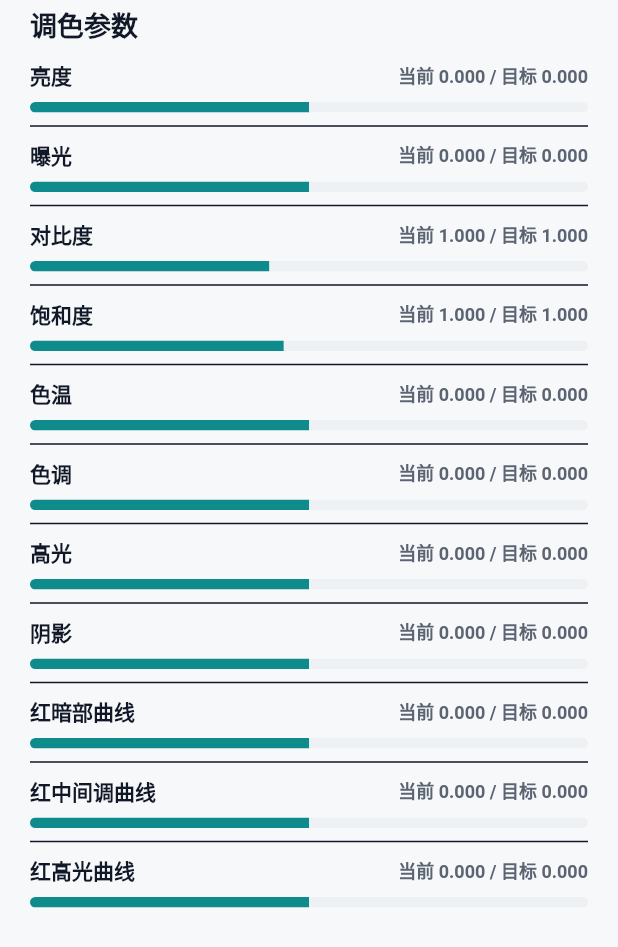
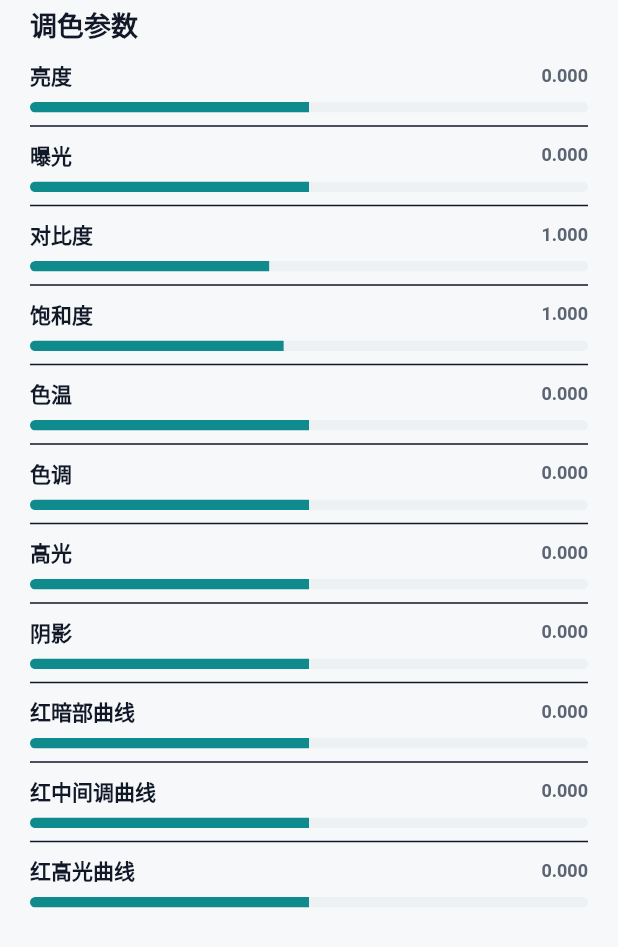
Before and after one commit to BilyHurington/MiriaGo, a Flutter app: the _ParameterSheet widget shown alone on an empty page, opened directly with empty values, on a phone screen of 412 x 824 dp. Shown: the top 947 px of the screen. Run offline on Flutter 3.47's test engine with Material 3 defaults, Android fonts, the light colour scheme and no system bars; our stand-ins replace drift, flutter_map, geolocator, image_picker, latlong2, permission_handler and 1 more; missing offline and left inert: camerawesome; accounts and stored records are empty; generated files the repository leaves out were written again; statements that could not run were skipped.

Commit message:
fix: show effective grading params in exports

```diff
--- a/lib/color_grading/color_grading_screen.dart
+++ b/lib/color_grading/color_grading_screen.dart
@@ -316,10 +316,7 @@ class _ColorGradingScreenState extends State<ColorGradingScreen> {
             onChanged: (value) => setState(() => _intensity = value),
           ),
           const SizedBox(height: 12),
-          _ParameterSummary(
-            targetParams: _targetParams!,
-            activeParams: _activeParams,
-          ),
+          _ParameterSummary(activeParams: _activeParams),
         ],
         const SizedBox(height: 12),
         _SavePanel(saving: _saving, onSave: _save),
@@ -685,12 +682,8 @@ class _IntensityControl extends StatelessWidget {
 }
 
 class _ParameterSummary extends StatelessWidget {
-  const _ParameterSummary({
-    required this.targetParams,
-    required this.activeParams,
-  });
+  const _ParameterSummary({required this.activeParams});
 
-  final ColorGradingParams targetParams;
   final ColorGradingParams activeParams;
 
   @override
@@ -726,7 +719,7 @@ class _ParameterSummary extends StatelessWidget {
           ),
           const SizedBox(height: 4),
           const Text(
-            '显示自动匹配生成的目标参数和当前强度下实际使用的参数。',
+            '显示当前调色强度下实际生效的参数。',
             style: TextStyle(
               color: AppColors.textSecondary,
               fontSize: 13,
@@ -744,139 +737,36 @@ class _ParameterSummary extends StatelessWidget {
       showDragHandle: true,
       isScrollControlled: true,
       backgroundColor: AppColors.surface,
-      builder: (context) => _ParameterSheet(
-        targetParams: targetParams,
-        activeParams: activeParams,
-      ),
+      builder: (context) => _ParameterSheet(activeParams: activeParams),
     );
   }
 }
 
 class _ParameterSheet extends StatelessWidget {
-  const _ParameterSheet({
-    required this.targetParams,
-    required this.activeParams,
-  });
+  const _ParameterSheet({required this.activeParams});
 
-  final ColorGradingParams targetParams;
   final ColorGradingParams activeParams;
 
   @override
   Widget build(BuildContext context) {
     final items = <_ParameterItem>[
-      _ParameterItem(
-        '亮度',
-        activeParams.brightness,
-        targetParams.brightness,
-        -0.25,
-        0.25,
-      ),
-      _ParameterItem(
-        '曝光',
-        activeParams.exposure,
-        targetParams.exposure,
-        -1.0,
-        1.0,
-      ),
-      _ParameterItem(
-        '对比度',
-        activeParams.contrast,
-        targetParams.contrast,
-        0.7,
-        1.4,
-      ),
-      _ParameterItem(
-        '饱和度',
-        activeParams.saturation,
-        targetParams.saturation,
-        0.5,
-        1.6,
-      ),
-      _ParameterItem(
-        '色温',
-        activeParams.temperature,
-        targetParams.temperature,
-        -1.0,
-        1.0,
-      ),
-      _ParameterItem('色调', activeParams.tint, targetParams.tint, -1.0, 1.0),
-      _ParameterItem(
-        '高光',
-        activeParams.highlights,
-        targetParams.highlights,
-        -1.0,
-        1.0,
-      ),
-      _ParameterItem(
-        '阴影',
-        activeParams.shadows,
-        targetParams.shadows,
-        -1.0,
-        1.0,
-      ),
-      _ParameterItem(
-        '红暗部曲线',
-        activeParams.redShadowCurve,
-        targetParams.redShadowCurve,
-        -1.0,
-        1.0,
-      ),
-      _ParameterItem(
-        '红中间调曲线',
-        activeParams.redMidCurve,
-        targetParams.redMidCurve,
-        -1.0,
-        1.0,
-      ),
-      _ParameterItem(
-        '红高光曲线',
-        activeParams.redHighlightCurve,
-        targetParams.redHighlightCurve,
-        -1.0,
-        1.0,
-      ),
-      _ParameterItem(
-        '绿暗部曲线',
-        activeParams.greenShadowCurve,
-        targetParams.greenShadowCurve,
-        -1.0,
-        1.0,
-      ),
-      _ParameterItem(
-        '绿中间调曲线',
-        activeParams.greenMidCurve,
-        targetParams.greenMidCurve,
-        -1.0,
-        1.0,
-      ),
-      _ParameterItem(
-        '绿高光曲线',
-        activeParams.greenHighlightCurve,
-        targetParams.greenHighlightCurve,
-        -1.0,
-        1.0,
-      ),
-      _ParameterItem(
-        '蓝暗部曲线',
-        activeParams.blueShadowCurve,
-        targetParams.blueShadowCurve,
-        -1.0,
-        1.0,
-      ),
-      _ParameterItem(
-        '蓝中间调曲线',
-        activeParams.blueMidCurve,
-        targetParams.blueMidCurve,
-        -1.0,
-        1.0,
-      ),
-      _ParameterItem(
-        '蓝高光曲线',
-        activeParams.blueHighlightCurve,
-        targetParams.blueHighlightCurve,
-        -1.0,
-        1.0,
-      ),
+      _ParameterItem('亮度', activeParams.brightness, -0.25, 0.25),
+      _ParameterItem('曝光', activeParams.exposure, -1.0, 1.0),
+      _ParameterItem('对比度', activeParams.contrast, 0.7, 1.4),
+      _ParameterItem('饱和度', activeParams.saturation, 0.5, 1.6),
+      _ParameterItem('色温', activeParams.temperature, -1.0, 1.0),
+      _ParameterItem('色调', activeParams.tint, -1.0, 1.0),
+      _ParameterItem('高光', activeParams.highlights, -1.0, 1.0),
+      _ParameterItem('阴影', activeParams.shadows, -1.0, 1.0),
+      _ParameterItem('红暗部曲线', activeParams.redShadowCurve, -1.0, 1.0),
+      _ParameterItem('红中间调曲线', activeParams.redMidCurve, -1.0, 1.0),
+      _ParameterItem('红高光曲线', activeParams.redHighlightCurve, -1.0, 1.0),
+      _ParameterItem('绿暗部曲线', activeParams.greenShadowCurve, -1.0, 1.0),
+      _ParameterItem('绿中间调曲线', activeParams.greenMidCurve, -1.0, 1.0),
+      _ParameterItem('绿高光曲线', activeParams.greenHighlightCurve, -1.0, 1.0),
+      _ParameterItem('蓝暗部曲线', activeParams.blueShadowCurve, -1.0, 1.0),
+      _ParameterItem('蓝中间调曲线', activeParams.blueMidCurve, -1.0, 1.0),
+      _ParameterItem('蓝高光曲线', activeParams.blueHighlightCurve, -1.0, 1.0),
     ];
 
     return SafeArea(
@@ -909,17 +799,10 @@ class _ParameterSheet extends StatelessWidget {
 }
 
 class _ParameterItem {
-  const _ParameterItem(
-    this.label,
-    this.activeValue,
-    this.targetValue,
-    this.min,
-    this.max,
-  );
+  const _ParameterItem(this.label, this.value, this.min, this.max);
 
   final String label;
-  final double activeValue;
-  final double targetValue;
+  final double value;
   final double min;
   final double max;
 }
@@ -931,11 +814,10 @@ class _ParameterRow extends StatelessWidget {
 
   @override
   Widget build(BuildContext context) {
-    final activeT = ((item.activeValue - item.min) / (item.max - item.min))
+    final activeT = ((item.value - item.min) / (item.max - item.min))
         .clamp(0.0, 1.0)
         .toDouble();
-    final targetText = item.targetValue.toStringAsFixed(3);
-    final activeText = item.activeValue.toStringAsFixed(3);
+    final activeText = item.value.toStringAsFixed(3);
 
     return Column(
       crossAxisAlignment: CrossAxisAlignment.stretch,
@@ -953,7 +835,7 @@ class _ParameterRow extends StatelessWidget {
               ),
             ),
             Text(
-              '当前 $activeText / 目标 $targetText',
+              activeText,
               style: const TextStyle(
                 color: AppColors.textSecondary,
                 fontSize: 12,
--- a/lib/records/comparison_export_renderer.dart
+++ b/lib/records/comparison_export_renderer.dart
@@ -332,10 +332,8 @@ class ComparisonExportRenderer {
         maxLines: 2,
         ellipsis: '...',
       )..layout(maxWidth: layout.signatureWidth);
-      final signatureHeight =
-          labelPainter.height + layout.pilgrimGap + namePainter.height;
       final signatureX = x + width - layout.paddingH - layout.signatureWidth;
-      final signatureY = y + (layout.height - signatureHeight) / 2;
+      final signatureY = y + layout.paddingV;
       labelPainter.paint(
         canvas,
         Offset(
--- a/lib/records/visit_record_detail_screen.dart
+++ b/lib/records/visit_record_detail_screen.dart
@@ -272,20 +272,17 @@ class _VisitRecordDetailScreenState extends State<VisitRecordDetailScreen> {
       if (decoded is! Map) {
         return null;
       }
-      final params = ColorGradingParams.fromJson(
+      final targetParams = ColorGradingParams.fromJson(
         Map<String, Object?>.from(decoded),
       );
-      final mode = ColorMatchMode.values
-          .firstWhere(
-            (candidate) => candidate.name == _record.colorGradingMode,
-            orElse: () => ColorMatchMode.standard,
-          )
-          .label;
-      final intensity =
-          ((_record.colorGradingIntensity ?? 1).clamp(0.0, 1.0) * 100).round();
+      final intensity = (_record.colorGradingIntensity ?? 1).clamp(0.0, 1.0);
+      final params = ColorGradingParams.lerp(
+        ColorGradingParams.defaults,
+        targetParams,
+        intensity,
+      );
       String f(double value) => value.toStringAsFixed(2);
-      return '调色 $mode $intensity%  '
-          '曝光 ${f(params.exposure)}  对比 ${f(params.contrast)}  饱和 ${f(params.saturation)}  '
+      return '曝光 ${f(params.exposure)}  对比 ${f(params.contrast)}  饱和 ${f(params.saturation)}  '
           '高光 ${f(params.highlights)}  阴影 ${f(params.shadows)}  '
           'R ${f(params.redShadowCurve)}/${f(params.redMidCurve)}/${f(params.redHighlightCurve)}  '
           'G ${f(params.greenShadowCurve)}/${f(params.greenMidCurve)}/${f(params.greenHighlightCurve)}  '
```
